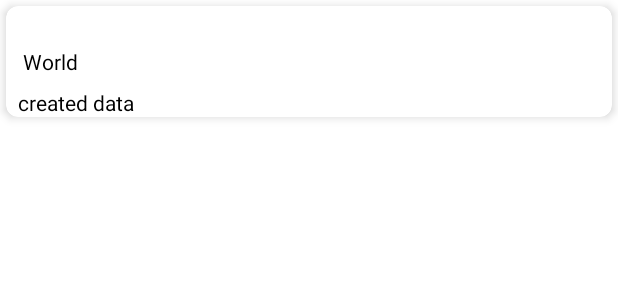
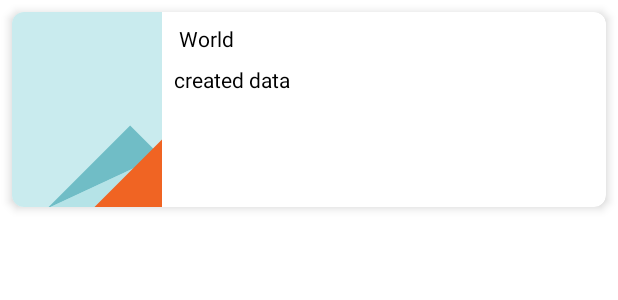
Before and after one commit to my-jabin/mvvm-template, an Android app: the layout product_item.xml on its own in the app's theme, with its tools: preview values and no code run, on a phone screen of 412 x 824 dp. Shown: the top 300 px of the screen. Run offline under Robolectric (Android 15) with nearby library versions, the phone set to English and light mode, and no system bars.

Commit message:
update UI

```diff
--- a/app/src/main/res/layout/fragment_products.xml
+++ b/app/src/main/res/layout/fragment_products.xml
@@ -23,6 +23,7 @@
             android:layout_marginEnd="8dp"
             android:scrollbars="vertical"
             app:layoutManager="androidx.recyclerview.widget.LinearLayoutManager"
+            tools:listitem="@layout/product_item"
             app:layout_constraintBottom_toBottomOf="parent"
             app:layout_constraintEnd_toEndOf="parent"
             app:layout_constraintStart_toStartOf="parent"
--- a/app/src/main/res/layout/product_item.xml
+++ b/app/src/main/res/layout/product_item.xml
@@ -16,18 +16,27 @@
     </data>
 
 
-    <androidx.cardview.widget.CardView
+    <com.google.android.material.card.MaterialCardView
         android:id="@+id/cv_product_item"
         android:layout_width="match_parent"
         android:layout_height="wrap_content"
         android:onClick="@{itemClickListener}"
         app:cardCornerRadius="8dp"
         app:cardElevation="4dp"
-        android:layout_margin="4dp">
+        android:layout_margin="8dp">
 
         <androidx.constraintlayout.widget.ConstraintLayout
             android:layout_width="match_parent"
             android:layout_height="wrap_content">
+
+            <ImageView
+                android:id="@+id/imageView"
+                android:layout_width="100dp"
+                android:layout_height="130dp"
+                app:layout_constraintBottom_toBottomOf="parent"
+                app:layout_constraintStart_toStartOf="parent"
+                app:layout_constraintTop_toTopOf="parent"
+                app:srcCompat="@drawable/bg_design" />
 
             <TextView
                 android:id="@+id/tv_product_item_name"
@@ -35,12 +44,9 @@
                 android:layout_height="wrap_content"
                 android:layout_marginStart="8dp"
                 android:layout_marginTop="8dp"
-                android:layout_marginEnd="8dp"
-                android:layout_marginBottom="8dp"
                 android:text="@{product.name}"
-                app:layout_constraintBottom_toBottomOf="parent"
                 app:layout_constraintEnd_toEndOf="parent"
-                app:layout_constraintStart_toStartOf="parent"
+                app:layout_constraintStart_toEndOf="@+id/imageView"
                 app:layout_constraintTop_toTopOf="parent"
                 tools:text=" World" />
 
@@ -54,6 +60,6 @@
                 app:layout_constraintTop_toBottomOf="@+id/tv_product_item_name"
                 tools:text="created data" />
         </androidx.constraintlayout.widget.ConstraintLayout>
-    </androidx.cardview.widget.CardView>
+    </com.google.android.material.card.MaterialCardView>
 
 </layout>
--- a/app/src/main/res/navigation/nav_main.xml
+++ b/app/src/main/res/navigation/nav_main.xml
@@ -14,8 +14,7 @@
 
     <fragment
         android:id="@+id/mainFragment"
-        android:name="com.jiujiu.mvvmTemplate.ui.main.MainFragment"
-        android:label="MainFragment">
+        android:name="com.jiujiu.mvvmTemplate.ui.main.MainFragment">
         <action
             android:id="@+id/action_mainFragment_to_productDetailFragment"
             app:destination="@id/productDetailFragment"
@@ -26,8 +25,7 @@
     </fragment>
     <fragment
         android:id="@+id/settingFragment"
-        android:name="com.jiujiu.mvvmTemplate.ui.settings.SettingFragment"
-        android:label="SettingFragment" />
+        android:name="com.jiujiu.mvvmTemplate.ui.settings.SettingFragment" />
     <fragment
         android:id="@+id/productDetailFragment"
         android:name="com.jiujiu.mvvmTemplate.ui.products.details.ProductDetailFragment"
```
